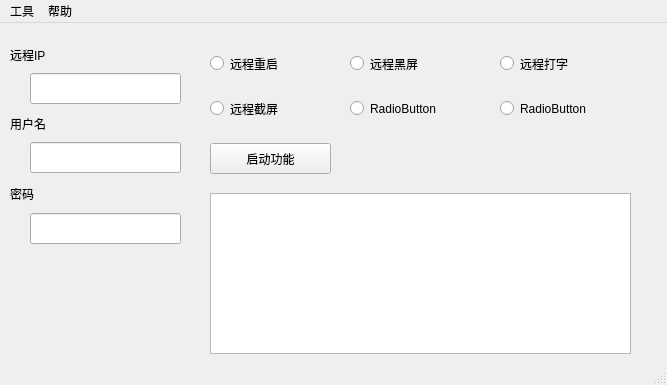
Qt form qt5/remote_control1.ui (mikemelon/lyqNetTools) before a commit.
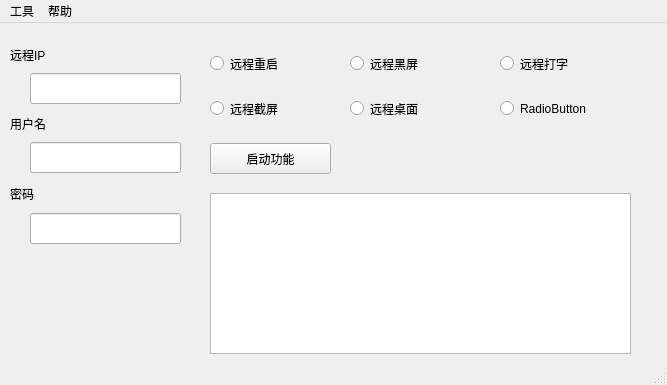
The same form after that commit.

Commit message: 测试远程桌面的pyQt5界面成功。

Diff of the .ui file:
```diff
--- a/qt5/remote_control1.ui
+++ b/qt5/remote_control1.ui
@@ -168,7 +168,7 @@
      </rect>
     </property>
     <property name="text">
-     <string>RadioButton</string>
+     <string>远程桌面</string>
     </property>
    </widget>
    <widget class="QRadioButton" name="radioButton_6">
```
Left out of the diff: 2 changed lines with no effect on the pictures. The commit also changes 5 other files.
